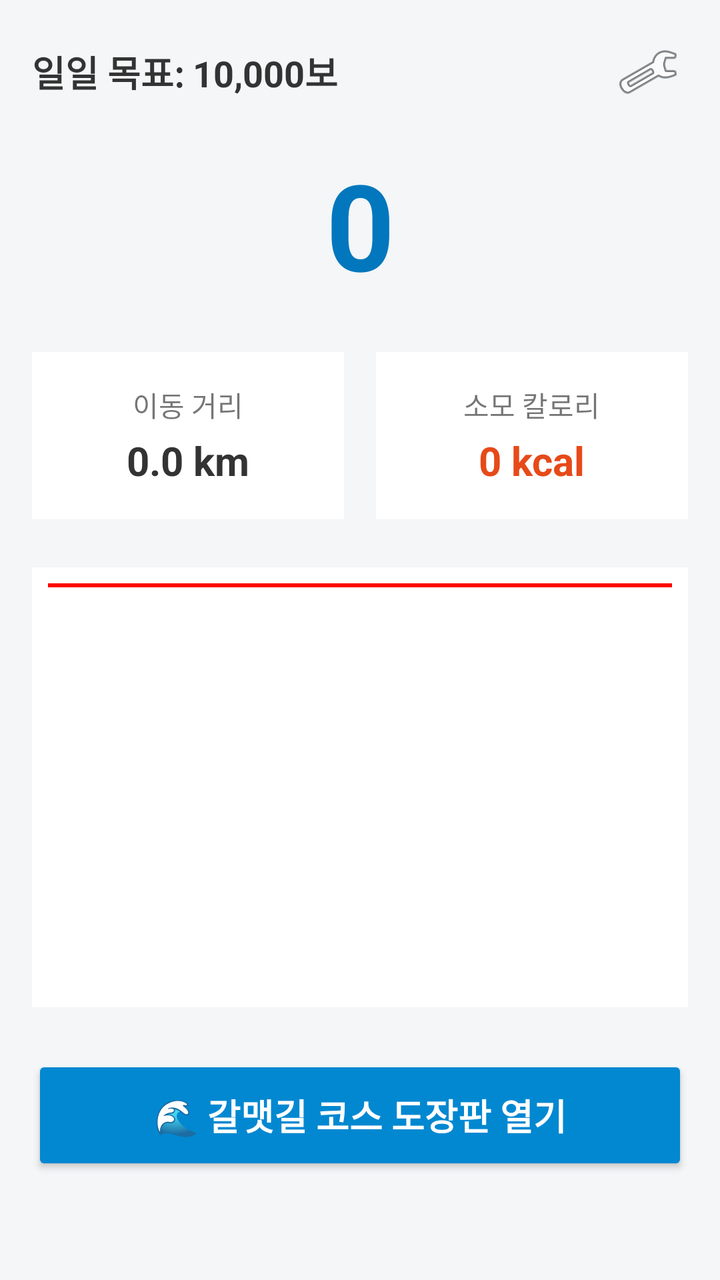
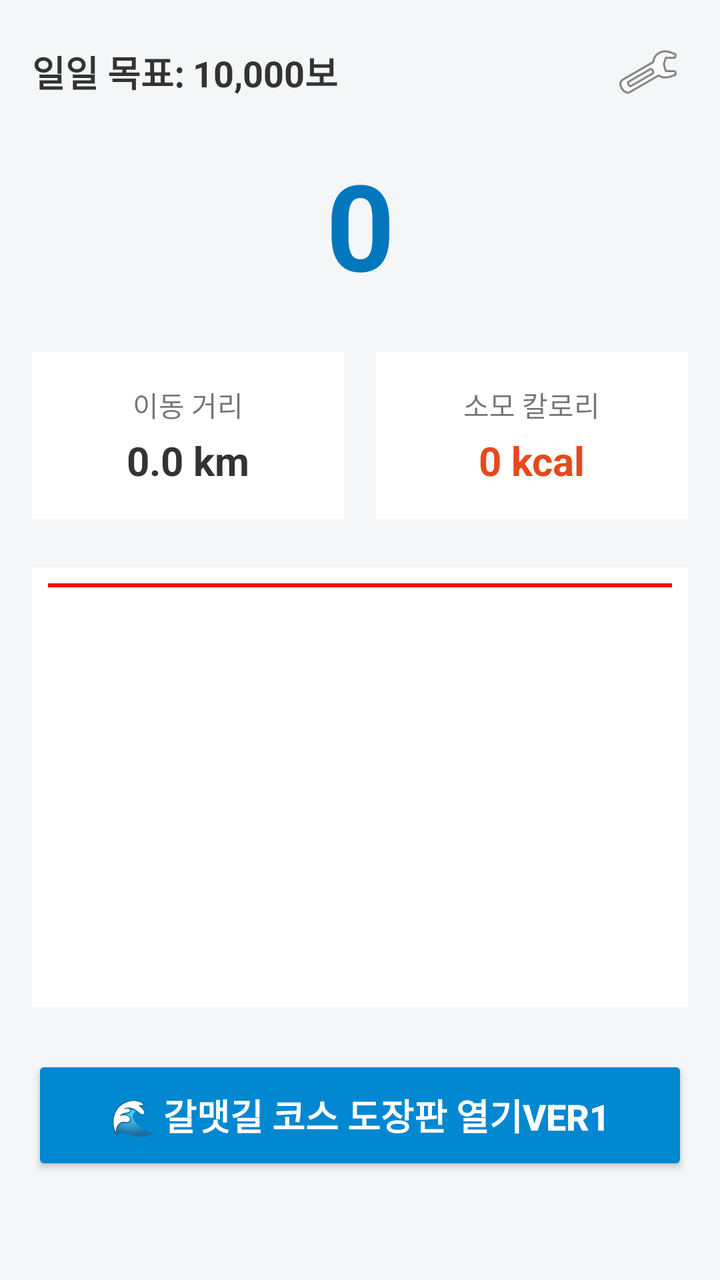

Two renders of the same Android screen: before a commit and after it. Below are the layout's source before the change and the commit's diff.
<!-- AndroidManifest.xml: application theme Theme.AppCompat.Light.NoActionBar -->
<!-- res/layout/activity_main.xml -->
<?xml version="1.0" encoding="utf-8"?>
<LinearLayout xmlns:android="http://schemas.android.com/apk/res/android"
    android:layout_width="match_parent"
    android:layout_height="match_parent"
    android:orientation="vertical"
    android:background="#F4F6F8"
    android:padding="16dp">

    
    <LinearLayout
        android:layout_width="match_parent"
        android:layout_height="wrap_content"
        android:orientation="horizontal"
        android:gravity="center_vertical">
        <TextView
            android:id="@+id/tvDailyGoal"
            android:layout_width="0dp"
            android:layout_height="wrap_content"
            android:layout_weight="1"
            android:text="일일 목표: 10,000보"
            android:textSize="18sp"
            android:textStyle="bold"
            android:textColor="#333333"/>
        <ImageButton
            android:id="@+id/btnSetGoal"
            android:layout_width="40dp"
            android:layout_height="40dp"
            android:background="?attr/selectableItemBackgroundBorderless"
            android:src="@android:drawable/ic_menu_manage" />
    </LinearLayout>

    <TextView
        android:id="@+id/tvStepCount"
        android:layout_width="match_parent"
        android:layout_height="wrap_content"
        android:text="0"
        android:textSize="60sp"
        android:textStyle="bold"
        android:textColor="#0277BD"
        android:gravity="center"
        android:layout_marginTop="16dp"
        android:layout_marginBottom="24dp"/>

    
    <LinearLayout
        android:layout_width="match_parent"
        android:layout_height="wrap_content"
        android:orientation="horizontal"
        android:weightSum="2"
        android:layout_marginBottom="24dp">
        <LinearLayout
            android:layout_width="0dp"
            android:layout_height="wrap_content"
            android:layout_weight="1"
            android:orientation="vertical"
            android:gravity="center"
            android:background="@android:color/white"
            android:padding="16dp"
            android:layout_marginEnd="8dp">
            <TextView android:layout_width="wrap_content" android:layout_height="wrap_content" android:text="이동 거리" />
            <TextView android:id="@+id/tvDistance" android:layout_width="wrap_content" android:layout_height="wrap_content" android:text="0.0 km" android:textSize="20sp" android:textStyle="bold" android:textColor="#333" android:layout_marginTop="4dp"/>
        </LinearLayout>
        <LinearLayout
            android:layout_width="0dp"
            android:layout_height="wrap_content"
            android:layout_weight="1"
            android:orientation="vertical"
            android:gravity="center"
            android:background="@android:color/white"
            android:padding="16dp"
            android:layout_marginStart="8dp">
            <TextView android:layout_width="wrap_content" android:layout_height="wrap_content" android:text="소모 칼로리" />
            <TextView android:id="@+id/tvCalories" android:layout_width="wrap_content" android:layout_height="wrap_content" android:text="0 kcal" android:textSize="20sp" android:textStyle="bold" android:textColor="#E64A19" android:layout_marginTop="4dp"/>
        </LinearLayout>
    </LinearLayout>

    
    <FrameLayout
        android:layout_width="match_parent"
        android:layout_height="220dp"
        android:background="@android:color/white"
        android:padding="8dp"
        android:layout_marginBottom="24dp">
        
        <LinearLayout
            android:id="@+id/chartContainer"
            android:layout_width="match_parent"
            android:layout_height="match_parent"
            android:orientation="horizontal"
            android:weightSum="7"/>

        
        <View
            android:id="@+id/goalLine"
            android:layout_width="match_parent"
            android:layout_height="2dp"
            android:background="#FF0000" />
    </FrameLayout>

    
    <Button
        android:id="@+id/btnOpenGalmaetgil"
        android:layout_width="match_parent"
        android:layout_height="60dp"
        android:text="🌊 갈맷길 코스 도장판 열기"
        android:textSize="18sp"
        android:textStyle="bold"
        android:backgroundTint="#0288D1"
        android:textColor="#FFFFFF" />

</LinearLayout>
<!-- resources referenced by this layout -->
<resources>

</resources>

<!-- the commit's change to res/layout/activity_main.xml (unified diff, before → after) -->
@@ -102,7 +102,7 @@
         android:id="@+id/btnOpenGalmaetgil"
         android:layout_width="match_parent"
         android:layout_height="60dp"
-        android:text="🌊 갈맷길 코스 도장판 열기"
+        android:text="🌊 갈맷길 코스 도장판 열기ver1"
         android:textSize="18sp"
         android:textStyle="bold"
         android:backgroundTint="#0288D1"
